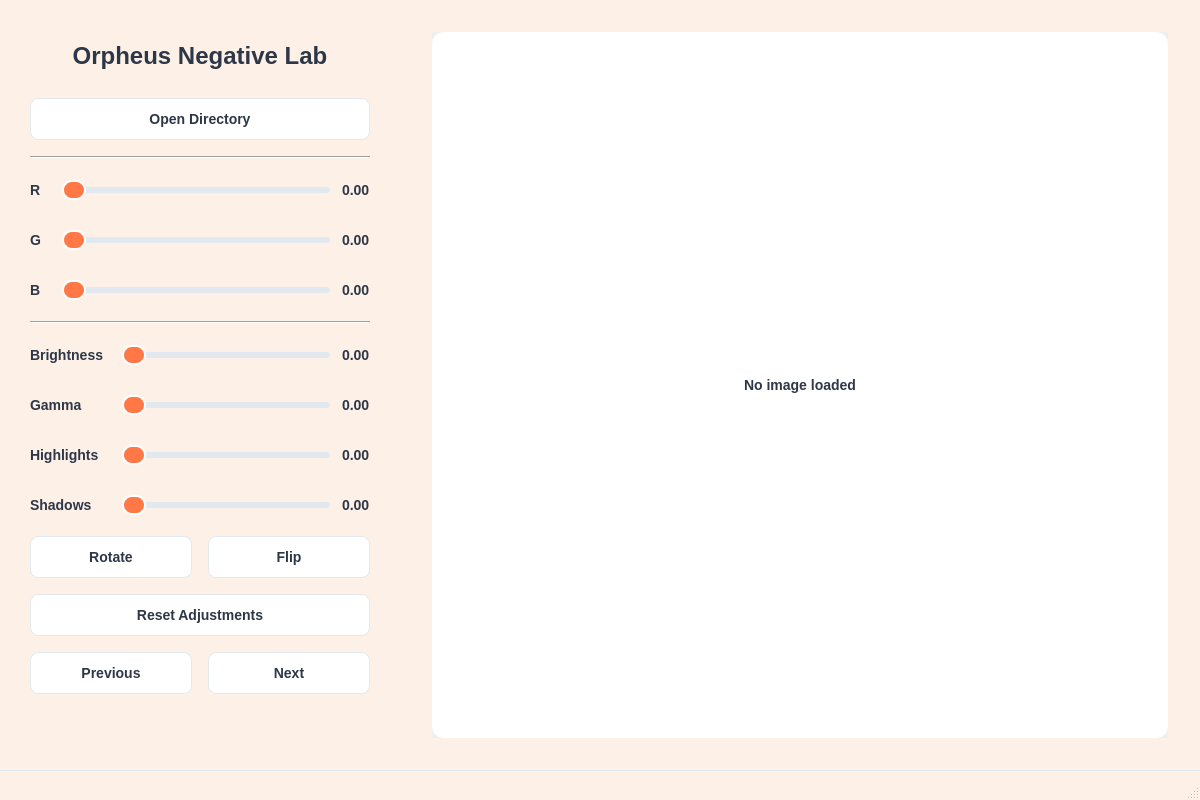
Before: the Qt Designer form app.ui in parasharmohapatra/orpheusnegativelab, drawn with Qt 5.
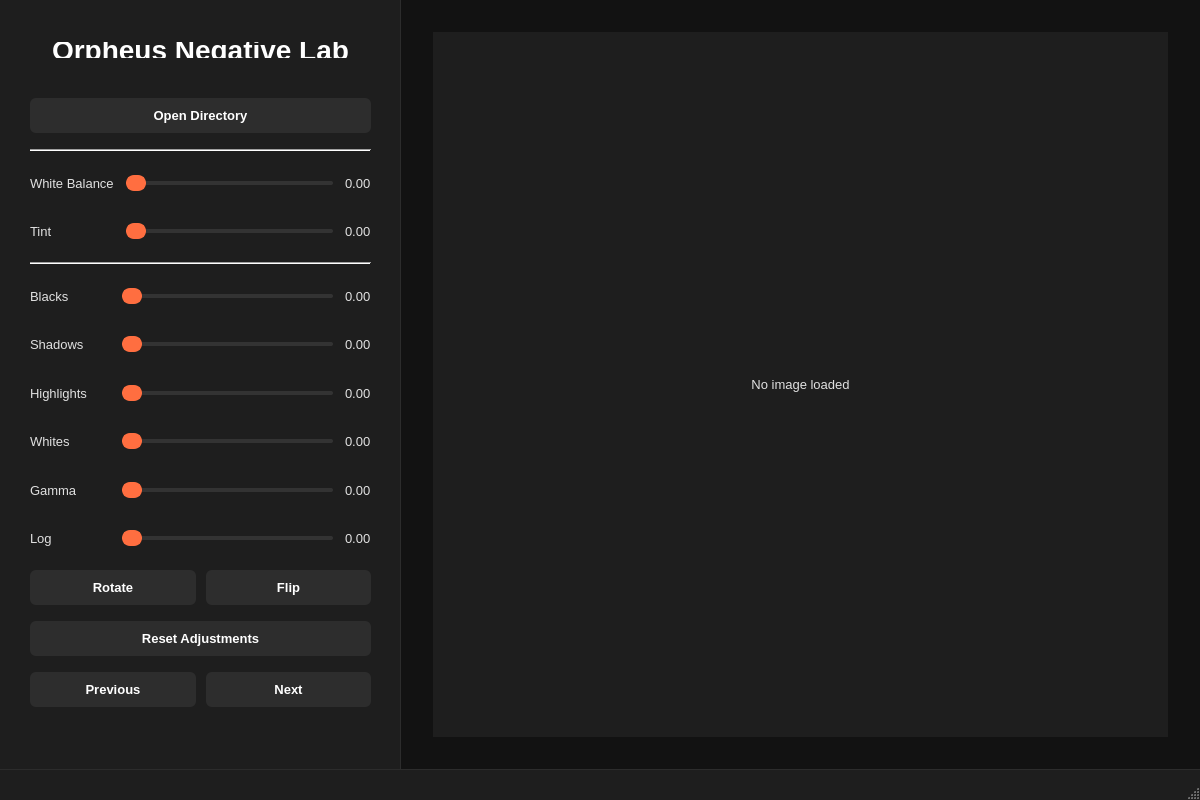
After: the same form once the commit is applied.

Commit message: v2 ready. auto white balance, wb, tint adjustment. still slow

Diff of the .ui file:
```diff
--- a/app.ui
+++ b/app.ui
@@ -21,85 +21,156 @@
   </property>
   <property name="styleSheet">
    <string>
+     /* Global Styles */
      QMainWindow {
-       background-color: #f7fafc;
+       background-color: #121212;
+       font-family: 'Segoe UI', 'Roboto', sans-serif;
      }
+     QWidget {
+       font-family: 'Segoe UI', 'Roboto', sans-serif;
+     }
+     
+     /* Sidebar */
      #sidebar {
-       background-color: #fdf0e7;
+       background-color: #1e1e1e;
        min-width: 360px;
        max-width: 360px;
        padding: 20px;
+       border-right: 1px solid #2c2c2c;
      }
+     
+     /* Main Content Area */
      #main_content {
-       background-color: #fdf0e7;
+       background-color: #121212;
        padding: 32px;
      }
-     .image-container {
-       width: 100%;
-       height: 100%;
-       display: flex;
-       align-items: center;
-       justify-content: center;
-     }
+     
+     /* Labels */
      QLabel {
-       color: #2d3748;
-       font-size: 14px;
-       font-weight: 500;
+       color: #e0e0e0;
+       font-size: 13px;
+       font-weight: 400;
      }
+     
+     /* Title */
      #titleLabel {
-       color: #2d3748;
-       font-size: 30px;
+       color: #ffffff;
+       font-size: 28px;
        font-weight: 600;
-       padding: 2px 0px;
-       margin: 8px 0px;
+       padding: 0px 0px;
+       margin: 8px 0px 22px 0px;
      }
+     
+     /* Buttons */
      QPushButton {
-       background-color: #FFFFFF;
-       color: #2d3748;
-       border: 1px solid #e2e8f0;
-       border-radius: 8px;
-       padding: 12px 20px;
-       font-size: 14px;
+       background-color: #2d2d2d;
+       color: #ffffff;
+       border: none;
+       border-radius: 6px;
+       padding: 10px 16px;
+       font-size: 13px;
        font-weight: 500;
        min-width: 120px;
+       outline: none;
      }
      QPushButton:hover {
-       background-color: #fce4d6;
+       background-color: #ff6e40;
+       color: #ffffff;
+     }
+     QPushButton:pressed {
+       background-color: #ff5722;
+     }
+     
+     /* Sliders */
+     QSlider {
+       height: 32px;
      }
      QSlider::groove:horizontal {
        border: none;
-       height: 6px;
-       background: #e2e8f0;
-       border-radius: 3px;
+       height: 4px;
+       background: #333333;
+       border-radius: 2px;
      }
      QSlider::handle:horizontal {
-       background: #ff7846;
-       border: 2px solid #FFFFFF;
-       width: 20px;
-       height: 20px;
-       margin: -7px 0;
-       border-radius: 10px;
+       background: #ff6e40;
+       border: 2px solid #ff6e40;
+       width: 16px;
+       height: 16px;
+       margin: -6px 0;
+       border-radius: 8px;
      }
+     QSlider::handle:horizontal:hover {
+       background: #ff5722;
+       border: 2px solid #ff5722;
+     }
+     
+     /* Separator Lines */
      Line {
-       background-color: #e2e8f0;
+       background-color: #2c2c2c;
        height: 1px;
+       margin: 10px 0;
      }
+     
+     /* Status Bar */
      QStatusBar {
-       background-color: #fdf0e7;
-       color: #718096;
+       background-color: #1e1e1e;
+       color: #b0b0b0;
        padding: 0 16px;
-       border-top: 1px solid #e2e8f0;
+       border-top: 1px solid #2c2c2c;
+       min-height: 30px;
      }
+     
+     /* Scroll Area */
      QScrollArea {
        border: none;
        background-color: transparent;
      }
+     QScrollBar:vertical {
+       background: #1e1e1e;
+       width: 8px;
+       margin: 0;
+     }
+     QScrollBar::handle:vertical {
+       background: #333333;
+       min-height: 30px;
+       border-radius: 4px;
+     }
+     QScrollBar::handle:vertical:hover {
+       background: #ff6e40;
+     }
+     QScrollBar::add-line:vertical, QScrollBar::sub-line:vertical {
+       height: 0px;
+     }
+     QScrollBar::up-arrow:vertical, QScrollBar::down-arrow:vertical {
+       background: none;
+     }
+     QScrollBar::add-page:vertical, QScrollBar::sub-page:vertical {
+       background: none;
+     }
+     
+     /* Image Label */
      #image_label {
-       background-color: #ffffff;
-       border: 0px solid #ffffff;
-       border-radius: 12px;
+       background-color: #1e1e1e;
+       border: 1px solid #1e1e1e;
+       border-radius: 0px;
        min-width: 400px;
        min-height: 300px;
+       padding: 4px;
+     }
+     
+     /* Progress Bar */
+     QProgressBar {
+       width: 150px;
+       height: 4px;
+       margin-right: 20px;
+       background-color: #333333;
+       border-radius: 2px;
+       border: none;
+       text-align: center;
+     }
+     QProgressBar::chunk {
+       background-color: #ff6e40;
+       border-radius: 2px;
      }
    </string>
   </property>
@@ -179,12 +250,12 @@
          <property name="styleSheet">
           <string>
            QLabel#titleLabel {
-             color: #2d3748;
-             font-size: 24px;
+             color: #ffffff;
+             font-size: 28px;
              font-weight: 600;
              text-align: center;
              padding: 4px 0px;
-             margin: 8px 0px;
+             margin: 8px 0px 20px 0px;
            }
           </string>
          </property>
@@ -213,24 +284,18 @@
        <item>
         <layout class="QGridLayout" name="sliderGrid">
          <property name="spacing">
-          <number>20</number>
+          <number>18</number>
          </property>
          <property name="verticalSpacing">
-          <number>20</number>
+          <number>18</number>
          </property>
          <property name="horizontalSpacing">
           <number>12</number>
          </property>
          <item row="0" column="0">
-          <widget class="QLabel" name="rLabel">
-           <property name="minimumSize">
-            <size>
-             <width>20</width>
-             <height>30</height>
-            </size>
-           </property>
+          <widget class="QLabel" name="whiteBalanceLabel">
            <property name="text">
-            <string>R</string>
+            <string>White Balance</string>
            </property>
           </widget>
          </item>
@@ -257,7 +322,7 @@
          <item row="1" column="0">
           <widget class="QLabel" name="gLabel">
            <property name="text">
-            <string>G</string>
+            <string>Tint</string>
            </property>
           </widget>
          </item>
@@ -275,34 +340,7 @@
           </widget>
          </item>
          <item row="1" column="2">
-          <widget class="QLabel" name="gValue">
-           <property name="text">
-            <string>0.00</string>
-           </property>
-          </widget>
-         </item>
-         <item row="2" column="0">
-          <widget class="QLabel" name="bLabel">
-           <property name="text">
-            <string>B</string>
-           </property>
-          </widget>
-         </item>
-         <item row="2" column="1">
-          <widget class="QSlider" name="bSlider">
-           <property name="minimumSize">
-            <size>
-             <width>200</width>
-             <height>30</height>
-            </size>
-           </property>
-           <property name="orientation">
-            <enum>Qt::Horizontal</enum>
-           </property>
-          </widget>
-         </item>
-         <item row="2" column="2">
-          <widget class="QLabel" name="bValue">
+          <widget class="QLabel" name="tintValue">
            <property name="text">
             <string>0.00</string>
            </property>
@@ -320,10 +358,10 @@
        <item>
         <layout class="QGridLayout" name="adjustmentsGrid">
          <property name="spacing">
-          <number>20</number>
+          <number>18</number>
          </property>
          <property name="verticalSpacing">
-          <number>20</number>
+          <number>18</number>
          </property>
          <property name="horizontalSpacing">
           <number>12</number>
@@ -337,7 +375,7 @@
             </size>
            </property>
            <property name="text">
-            <string>Brightness</string>
+            <string>Blacks</string>
            </property>
           </widget>
          </item>
@@ -362,14 +400,14 @@
           </widget>
          </item>
          <item row="1" column="0">
-          <widget class="QLabel" name="gammaLabel">
+          <widget class="QLabel" name="shadowsLabel">
            <property name="text">
-            <string>Gamma</string>
+            <string>Shadows</string>
            </property>
           </widget>
          </item>
          <item row="1" column="1">
-          <widget class="QSlider" name="gammaSlider">
+          <widget class="QSlider" name="shadowsSlider">
            <property name="minimumSize">
             <size>
              <width>200</width>
@@ -382,7 +420,7 @@
           </widget>
          </item>
          <item row="1" column="2">
-          <widget class="QLabel" name="gammaValue">
+          <widget class="QLabel" name="shadowsValue">
            <property name="text">
             <string>0.00</string>
            </property>
@@ -416,14 +454,14 @@
           </widget>
          </item>
          <item row="3" column="0">
-          <widget class="QLabel" name="shadowsLabel">
+          <widget class="QLabel" name="whitesLabel">
            <property name="text">
-            <string>Shadows</string>
+            <string>Whites</string>
            </property>
           </widget>
          </item>
          <item row="3" column="1">
-          <widget class="QSlider" name="shadowsSlider">
+          <widget class="QSlider" name="whitesSlider">
            <property name="minimumSize">
             <size>
              <width>200</width>
@@ -436,7 +474,61 @@
           </widget>
          </item>
          <item row="3" column="2">
-          <widget class="QLabel" name="shadowsValue">
+          <widget class="QLabel" name="whitesValue">
+           <property name="text">
+            <string>0.00</string>
+           </property>
+          </widget>
+         </item>
+         <item>
+          <widget class="QLabel" name="gammaLabel">
+           <property name="text">
+            <string>Gamma</string>
+           </property>
+          </widget>
+         </item>
+         <item>
+          <widget class="QSlider" name="gammaSlider">
+           <property name="minimumSize">
+            <size>
+             <width>200</width>
+             <height>30</height>
+            </size>
+           </property>
+           <property name="orientation">
+            <enum>Qt::Horizontal</enum>
+           </property>
+          </widget>
+         </item>
+         <item>
+          <widget class="QLabel" name="gammaValue">
+           <property name="text">
+            <string>0.00</string>
+           </property>
+          </widget>
+         </item>
+         <item>
+          <widget class="QLabel" name="logLabel">
+           <property name="text">
+            <string>Log</string>
+           </property>
+          </widget>
+         </item>
+         <item>
+          <widget class="QSlider" name="logSlider">
+           <property name="minimumSize">
+            <size>
+             <width>200</width>
+             <height>30</height>
+            </size>
+           </property>
+           <property name="orientation">
+            <enum>Qt::Horizontal</enum>
+           </property>
+          </widget>
+         </item>
+         <item>
+          <widget class="QLabel" name="logValue">
            <property name="text">
             <string>0.00</string>
            </property>
@@ -446,6 +538,9 @@
        </item>
        <item>
         <layout class="QHBoxLayout" name="transformButtons">
+         <property name="spacing">
+          <number>10</number>
+         </property>
          <item>
           <widget class="QPushButton" name="rotateButton">
            <property name="text">
@@ -471,6 +566,9 @@
        </item>
        <item>
         <layout class="QHBoxLayout" name="navButtons">
+         <property name="spacing">
+          <number>10</number>
+         </property>
          <item>
           <widget class="QPushButton" name="prevButton">
            <property name="text">
@@ -593,22 +691,23 @@
    <property name="styleSheet">
     <string>
       QStatusBar {
-        background-color: #fdf0e7;
-        color: #718096;
+        background-color: #1e1e1e;
+        color: #b0b0b0;
         padding: 0 16px;
-        border-top: 1px solid #e2e8f0;
+        border-top: 1px solid #2c2c2c;
+        min-height: 30px;
       }
       QProgressBar {
         width: 150px;
         height: 4px;
         margin-right: 20px;
-        background-color: #e2e8f0;
+        background-color: #333333;
         border-radius: 2px;
         border: none;
         text-align: center;
       }
       QProgressBar::chunk {
-        background-color: #ff7846;
+        background-color: #ff6e40;
         border-radius: 2px;
       }
     </string>
```
Left out of the diff: 16 changed lines with no effect on the pictures. The commit also changes 2 other files.
